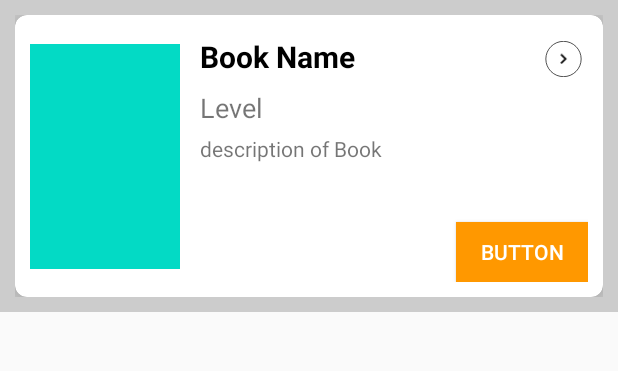
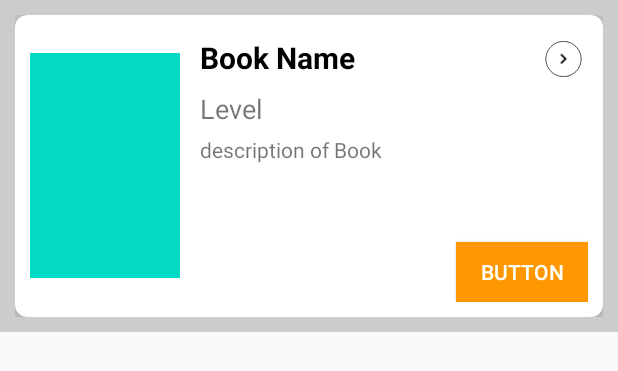
Before and after one commit to Ali-Bhatti/Assignment3_Books, an Android app: the layout myrow_layout.xml on its own in the app's theme, with its tools: preview values and no code run, on a phone screen of 412 x 824 dp. Shown: the top 371 px of the screen. Run offline under Robolectric (Android 15) with nearby library versions, the phone set to English and light mode, and no system bars.

Commit message:
Some changes are made in layout

```diff
--- a/app/src/main/res/layout/myrow_layout.xml
+++ b/app/src/main/res/layout/myrow_layout.xml
@@ -52,12 +52,12 @@
 
             <TextView
                 android:id="@+id/level"
-                android:layout_width="120dp"
+                android:layout_width="0dp"
                 android:layout_height="wrap_content"
                 android:layout_marginTop="8dp"
                 android:layout_marginBottom="72dp"
+                android:paddingLeft="3dp"
                 android:text="Level"
-                android:paddingLeft="3dp"
                 android:textSize="18sp"
                 app:layout_constraintBottom_toBottomOf="parent"
                 app:layout_constraintEnd_toEndOf="@+id/bookName"
@@ -69,7 +69,7 @@
             <TextView
                 android:id="@+id/bookDetails"
                 android:layout_width="0dp"
-                android:layout_height="35dp"
+                android:layout_height="48dp"
                 android:layout_marginTop="5dp"
                 android:layout_marginEnd="22dp"
                 android:paddingLeft="3dp"
@@ -85,7 +85,7 @@
                 android:layout_marginTop="23dp"
                 android:background="@color/btncolor"
                 android:text="Button"
-                android:padding="3dp"
+                android:padding="5dp"
                 android:textColor="@android:color/white"
                 app:layout_constraintBottom_toBottomOf="parent"
                 app:layout_constraintEnd_toEndOf="parent"
```
